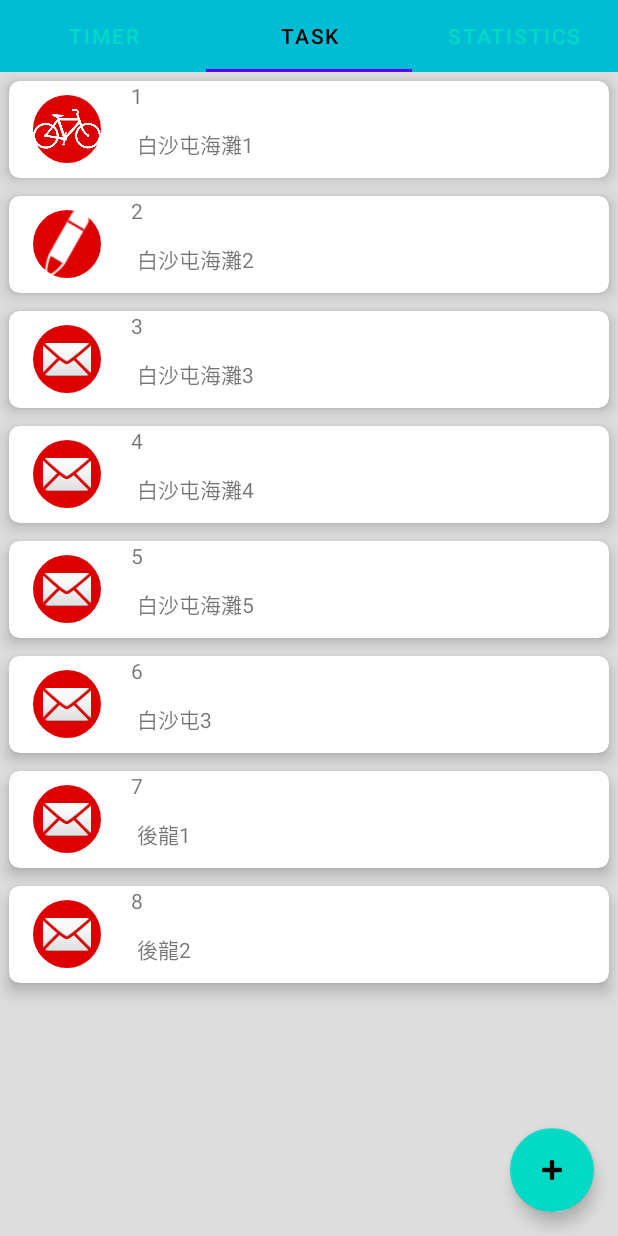
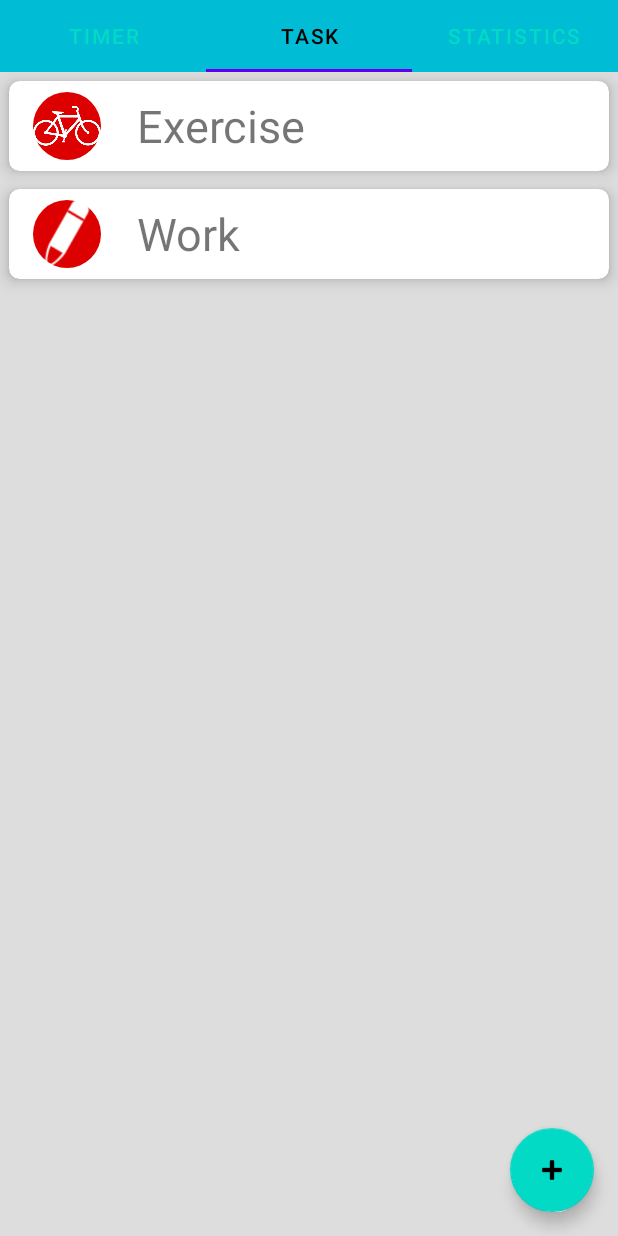
Before and after one commit to Casidi/SexyPomo, an Android app: the screen it shows after launch (MainActivity), tab 2 chosen, on a phone screen of 412 x 824 dp. Run offline under Robolectric (Android 15) with nearby library versions, the light colour scheme and no system bars.

Commit message:
Implement add task feature

```diff
--- a/app/src/main/java/com/example/sexypomo/ui/main/SectionsPagerAdapter.kt
+++ b/app/src/main/java/com/example/sexypomo/ui/main/SectionsPagerAdapter.kt
@@ -17,14 +17,14 @@ private val TAB_TITLES = arrayOf(
  * one of the sections/tabs/pages.
  */
 class SectionsPagerAdapter(private val context: Context, fm: FragmentManager)
-    : FragmentPagerAdapter(fm) {
+    : FragmentPagerAdapter(fm, BEHAVIOR_RESUME_ONLY_CURRENT_FRAGMENT) {
 
     override fun getItem(position: Int): Fragment {
         // getItem is called to instantiate the fragment for the given page.
         // Return a PlaceholderFragment (defined as a static inner class below).
         return when(position) {
             0 -> TimerFragment.newInstance(position + 1)
-            1 -> TaskFragment.newInstance("set", "test")
+            1 -> TaskFragment()
             2 -> StatisticFragment.newInstance("set", "test")
             else -> TimerFragment.newInstance(position + 1)
         }
--- a/app/src/main/java/com/example/sexypomo/ui/main/TaskFragment.kt
+++ b/app/src/main/java/com/example/sexypomo/ui/main/TaskFragment.kt
@@ -1,76 +1,68 @@
 package com.example.sexypomo.ui.main
 
 import android.content.Context
+import android.content.DialogInterface
 import android.graphics.drawable.ColorDrawable
 import android.graphics.drawable.GradientDrawable
 import android.graphics.drawable.ShapeDrawable
+import com.google.android.material.floatingactionbutton.FloatingActionButton
 import android.os.Bundle
 import android.view.LayoutInflater
 import android.view.View
 import android.view.ViewGroup
-import android.widget.ImageView
-import android.widget.TextView
-import android.widget.Toast
-import androidx.core.content.ContextCompat
+import android.widget.*
+import androidx.appcompat.app.AlertDialog
 import com.example.sexypomo.R
 import androidx.fragment.app.Fragment
 import androidx.recyclerview.widget.LinearLayoutManager
 import androidx.recyclerview.widget.RecyclerView
+import kotlinx.android.synthetic.main.add_task_dialog.*
 
-
-// TODO: Rename parameter arguments, choose names that match
-// the fragment initialization parameters, e.g. ARG_ITEM_NUMBER
-private const val ARG_PARAM1 = "param1"
-private const val ARG_PARAM2 = "param2"
-
-/**
- * A simple [Fragment] subclass.
- * Use the [TaskFragment.newInstance] factory method to
- * create an instance of this fragment.
- */
 class TaskFragment : Fragment() {
-    // TODO: Rename and change types of parameters
-    private var param1: String? = null
-    private var param2: String? = null
+    val memberList: MutableList<Member> = ArrayList()
 
     override fun onCreate(savedInstanceState: Bundle?) {
         super.onCreate(savedInstanceState)
-        arguments?.let {
-            param1 = it.getString(ARG_PARAM1)
-            param2 = it.getString(ARG_PARAM2)
-        }
-
-
     }
 
     override fun onCreateView(inflater: LayoutInflater, container: ViewGroup?,
                               savedInstanceState: Bundle?): View? {
         // Inflate the layout for this fragment
         val root = inflater.inflate(R.layout.fragment_task, container, false)
+
         val recyclerView = root.findViewById(R.id.recyclerView) as RecyclerView
         recyclerView.layoutManager = LinearLayoutManager(context)
-        val memberList: MutableList<Member> = ArrayList()
-        memberList.add(Member(1, R.drawable.bike, "白沙屯海灘1"))
-        memberList.add(Member(2, R.drawable.pencil, "白沙屯海灘2"))
-        memberList.add(Member(3, android.R.drawable.ic_dialog_email, "白沙屯海灘3"))
-        memberList.add(Member(4, android.R.drawable.ic_dialog_email, "白沙屯海灘4"))
-        memberList.add(Member(5, android.R.drawable.ic_dialog_email, "白沙屯海灘5"))
-        memberList.add(Member(6, android.R.drawable.ic_dialog_email, "白沙屯3"))
-        memberList.add(Member(7, android.R.drawable.ic_dialog_email, "後龍1"))
-        memberList.add(Member(8, android.R.drawable.ic_dialog_email, "後龍2"))
+
+        memberList.add(Member(R.drawable.bike, "Exercise"))
+        memberList.add(Member(R.drawable.pencil, "Work"))
         recyclerView.adapter = this.context?.let { MemberAdapter(it, memberList) }
+
+        val addTaskButton = root.findViewById(R.id.fabAddTask) as FloatingActionButton
+        addTaskButton.setOnClickListener {
+            val builder = context?.let { it1 -> AlertDialog.Builder(it1) }
+
+            val inflater = requireActivity().layoutInflater;
+            val dialogView = inflater.inflate(R.layout.add_task_dialog, null)
+            builder?.apply {
+                setView(dialogView)
+                setTitle("New task")
+                setPositiveButton("Add", DialogInterface.OnClickListener { dialog, which ->
+                    val editText = dialogView.findViewById<EditText>(R.id.newTaskName)
+                    if(editText.text.isEmpty()) {
+                        val toast = Toast(context)
+                        toast.setText("Task name shouldn't be empty.")
+                        toast.duration = Toast.LENGTH_SHORT
+                        toast.show()
+                    } else {
+                        memberList.add(Member(R.drawable.pencil, editText.text.toString()))
+                        //recyclerView.adapter?.notifyItemInserted(memberList.size - 1)
+                    }
+                })
+            }
+            val dialog: AlertDialog? = builder?.create()
+            dialog?.show()
+        }
         return root
-    }
-
-    companion object {
-        @JvmStatic
-        fun newInstance(param1: String, param2: String) =
-                TaskFragment().apply {
-                    arguments = Bundle().apply {
-                        putString(ARG_PARAM1, param1)
-                        putString(ARG_PARAM2, param2)
-                    }
-                }
     }
 }
 
@@ -109,15 +101,9 @@ private class MemberAdapter internal constructor(
             gradientDrawable.setColor(0xffdd0000.toInt())
         }
 
-        holder.textId.setText(java.lang.String.valueOf(member.id))
         holder.textName.setText(member.name)
         holder.itemView.setOnClickListener {
-            val imageView = ImageView(context)
-            imageView.setImageResource(member.image)
-            val toast = Toast(context)
-            toast.setView(imageView)
-            toast.duration = Toast.LENGTH_SHORT
-            toast.show()
+            //TODO: set current task and switch to timer tab
         }
     }
 
@@ -129,12 +115,10 @@ private class MemberAdapter internal constructor(
     internal inner class ViewHolder(itemView: View) :
         RecyclerView.ViewHolder(itemView) {
         var imageId: ImageView
-        var textId: TextView
         var textName: TextView
 
         init {
             imageId = itemView.findViewById<View>(R.id.imageId) as ImageView
-            textId = itemView.findViewById<View>(R.id.textId) as TextView
             textName = itemView.findViewById<View>(R.id.textName) as TextView
         }
     }
@@ -146,13 +130,10 @@ private class MemberAdapter internal constructor(
 }
 
 class Member {
-    var id = 0
     var image = 0
     var name: String? = null
 
-    constructor() : super() {}
-    constructor(id: Int, image: Int, name: String?) : super() {
-        this.id = id
+    constructor(image: Int, name: String?) : super() {
         this.image = image
         this.name = name
     }
--- a/app/src/main/res/layout/fragment_task.xml
+++ b/app/src/main/res/layout/fragment_task.xml
@@ -7,7 +7,7 @@
     tools:context=".ui.main.TaskFragment">
 
     <com.google.android.material.floatingactionbutton.FloatingActionButton
-        android:id="@+id/fab"
+        android:id="@+id/fabAddTask"
         android:layout_width="wrap_content"
         android:layout_height="wrap_content"
         android:layout_gravity="bottom|end"
--- a/app/src/main/res/layout/sample_task_item_card_view.xml
+++ b/app/src/main/res/layout/sample_task_item_card_view.xml
@@ -2,46 +2,37 @@
     xmlns:app="http://schemas.android.com/apk/res-auto"
     android:id="@+id/cardview"
     android:layout_width="match_parent"
-    android:layout_height="wrap_content"
+    android:layout_height="60dp"
     android:layout_margin="6dp"
-    android:padding="6dp"
     app:cardBackgroundColor="@color/white"
     app:cardCornerRadius="7dp"
-    app:cardElevation="6dp">
+    app:cardElevation="6dp"
+    android:clickable="true"
+    android:foreground="?android:attr/selectableItemBackground">
 
     <LinearLayout
         android:layout_width="match_parent"
         android:layout_height="wrap_content"
-        android:orientation="horizontal">
+        android:orientation="horizontal"
+        android:layout_gravity="center_vertical">
 
         <ImageView
             android:id="@+id/imageId"
             android:layout_height="45dp"
             android:layout_width="45dp"
             android:layout_marginStart="16dp"
-            android:layout_gravity="center_vertical"
+            android:layout_gravity="center"
             android:scaleType="centerInside"
             android:adjustViewBounds="true"
             android:background="@drawable/circle_shape"/>
 
-        <LinearLayout
+        <TextView
+            android:id="@+id/textName"
             android:layout_width="wrap_content"
             android:layout_height="wrap_content"
-            android:orientation="vertical">
+            android:layout_marginStart="24dp"
+            android:layout_gravity="center_vertical"
+            android:textSize="30dp"/>
 
-            <TextView
-                android:id="@+id/textId"
-                android:layout_width="wrap_content"
-                android:layout_height="wrap_content"
-                android:layout_marginBottom="12dp"
-                android:layout_marginStart="20dp" />
-
-            <TextView
-                android:id="@+id/textName"
-                android:layout_width="wrap_content"
-                android:layout_height="wrap_content"
-                android:layout_marginBottom="12dp"
-                android:layout_marginStart="24dp" />
-        </LinearLayout>
     </LinearLayout>
 </androidx.cardview.widget.CardView>
```
Also changed, not shown: app/src/main/res/layout/add_task_dialog.xml (added, +18 -0 lines).
